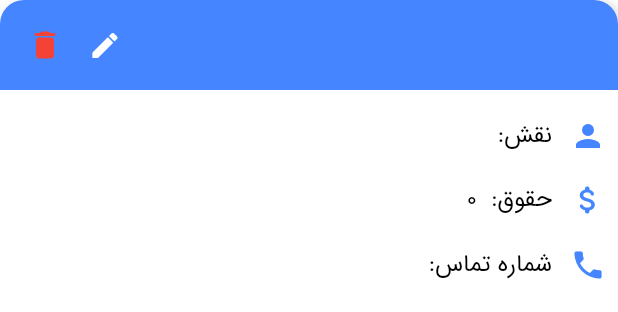
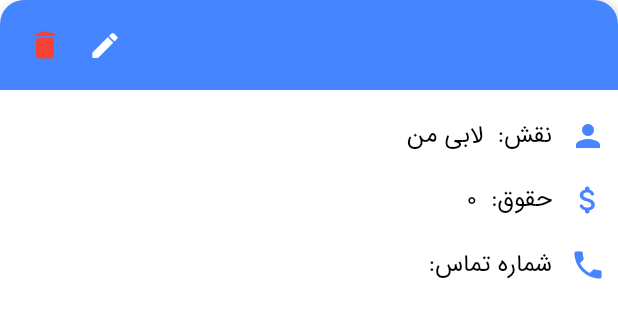
Before and after one commit to Hiwa-Shaloudegi/HomeSweet, a Flutter app: the StaffItem widget shown alone on an empty page, opened directly with empty values, on a phone screen of 412 x 824 dp. Shown: the top 312 px of the screen. Run offline on Flutter 3.47's test engine with Material 2 defaults, Android fonts, the phone set to English and light mode, and no system bars; our stand-ins replace get, get_storage, sqflite; missing offline and left inert: persian_datetime_picker; accounts and stored records are empty.

Commit message:
Change the logic of the manager signup

```diff
--- a/lib/controllers/auth_controller.dart
+++ b/lib/controllers/auth_controller.dart
@@ -64,18 +64,18 @@ class AuthController extends GetxController {
           password: signupFormController.password,
           firstName: null,
           lastName: null,
-          role: signupFormController.role,
+          role: 'manager',
           salary: null,
           staffPhoneNumber: null,
           startingDate: null,
         );
-        //!!!
+
         signupFormController.resetForm();
 
         try {
           await StaffRepository.create(staff);
 
-          // Transition to the home page
+          // Transition to the login page
           Get.offAndToNamed(AppRoutes.loginScreen);
           AppSnackbar.successSnackbar('حساب کاربری با موفقیت ساخته شد.');
         } catch (e) {
--- a/lib/controllers/charge_controller.dart
+++ b/lib/controllers/charge_controller.dart
@@ -172,7 +172,9 @@ class ChargeController extends GetxController {
       newCharge = await ChargeRepository.create(newCharge);
       allCharges.insert(0, newCharge);
 
-      Get.back();
+      Navigator.of(Get.overlayContext!)
+          .popUntil(ModalRoute.withName(AppRoutes.chargePage));
+
       AppSnackbar.successSnackbar(
           'اطلاعات ${title} با موفقیت ثبت شد.'); //TODO: charge or somthing else.
       resetForm();
--- a/lib/screens/auth/singup/signup_screen.dart
+++ b/lib/screens/auth/singup/signup_screen.dart
@@ -37,7 +37,8 @@ class SignUpScreen extends StatelessWidget {
                     ),
                     const SizedBox(height: 16),
                     const Text(
-                      'ساخت حساب کاربری',
+                      'ساخت حساب کاربری \nمدیر',
+                      textAlign: TextAlign.center,
                       style: TextStyle(
                         fontSize: 24,
                         fontWeight: FontWeight.w500,
--- a/lib/screens/staff/widgets/staff_form.dart
+++ b/lib/screens/staff/widgets/staff_form.dart
@@ -37,7 +37,9 @@ class StaffForm extends StatelessWidget {
                       mainAxisAlignment: MainAxisAlignment.center,
                       children: [
                         Text(
-                          'ثبت اطلاعات ${staffController.role}', //!
+                          staffController.role == 'manager'
+                              ? 'ثبت اطلاعات مدیر'
+                              : 'ثبت اطلاعات لابی من',
                           style: textTheme.bodyLarge!.copyWith(
                             fontSize: 22,
                             fontWeight: FontWeight.normal,
--- a/lib/screens/staff/widgets/staff_item.dart
+++ b/lib/screens/staff/widgets/staff_item.dart
@@ -1,3 +1,5 @@
+import 'dart:developer';
+
 import 'package:flutter/material.dart';
 import 'package:get/get.dart';
 import 'package:home_sweet/controllers/staff_controller.dart';
@@ -142,7 +144,9 @@ class StaffItem extends StatelessWidget {
                       ),
                       const SizedBox(width: 12),
                       const Text('نقش:  '),
-                      Text(staff.role!),
+                      Text(
+                        staff.role.toString() == 'manager' ? 'مدیر' : 'لابی من',
+                      ),
                     ],
                   ),
                   Row(
```
Also changed, not shown: lib/controllers/staff_controller.dart (+13 -6 lines).
